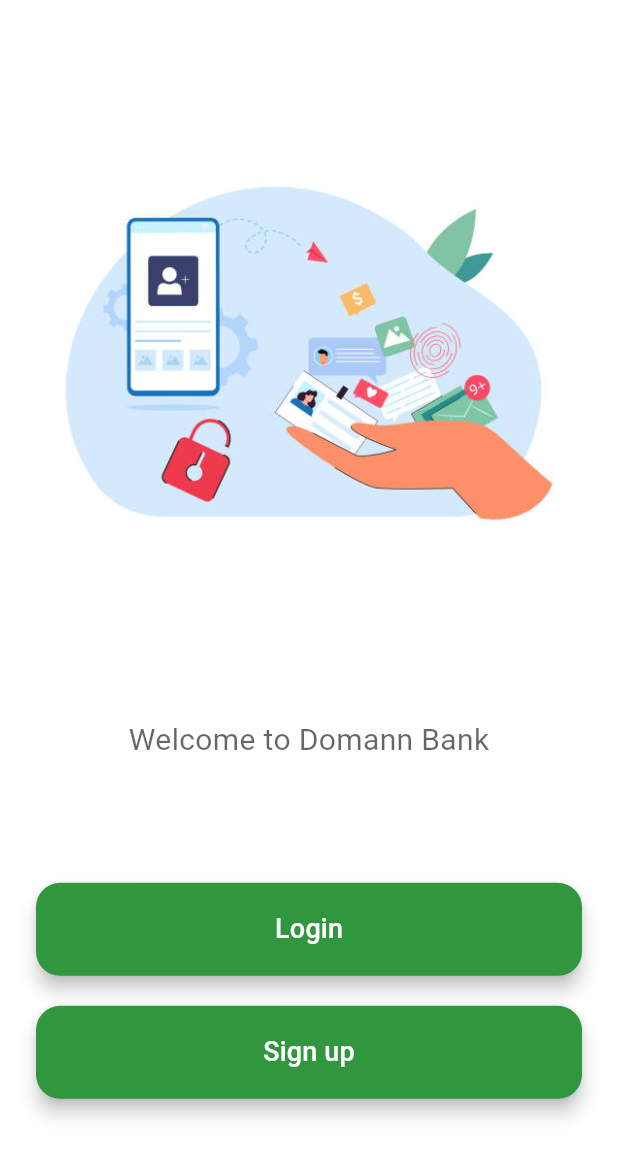
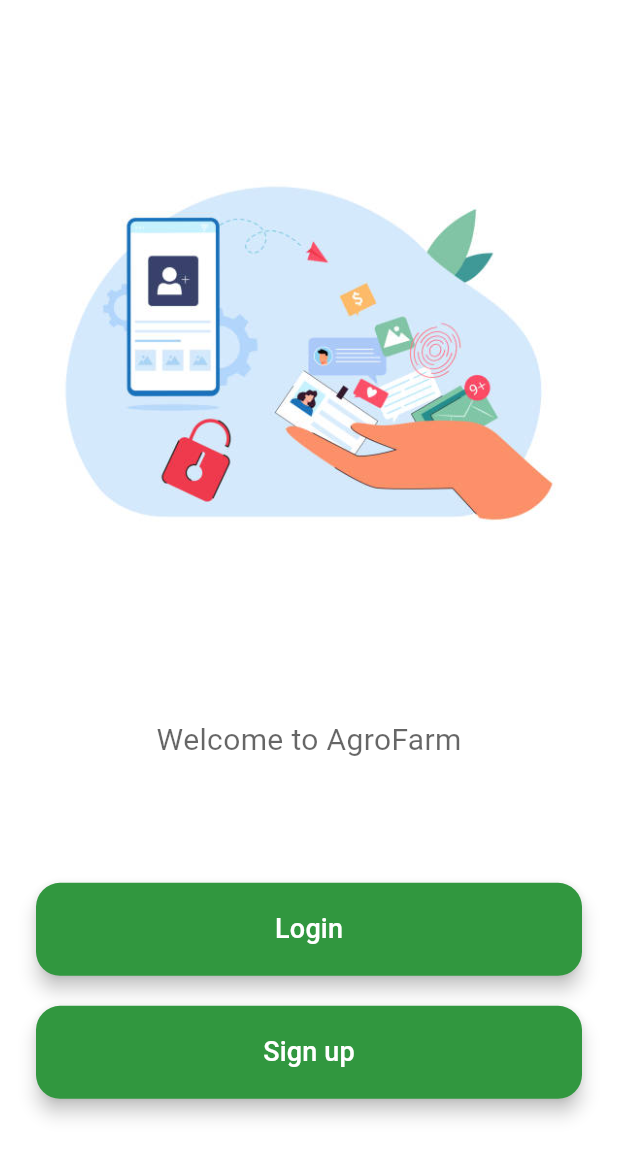
Before and after one commit to Dorcaslas22/theming, a Flutter app: the screen it shows after launch, on a phone screen of 412 x 824 dp. Shown: the top 1158 px of the screen. Run offline on Flutter 3.47's test engine with Material 3 defaults, Android fonts, the phone set to English and light mode, and no system bars.

Commit message:
Changed name to AgroFarm

```diff
--- a/lib/screens/signup_screen.dart
+++ b/lib/screens/signup_screen.dart
@@ -64,7 +64,7 @@ class SignupScreen extends StatelessWidget {
                       ),
                     );
                   },
-                  child: const Text('Already have an account?Login'),
+                      child: const Text('Already have an account?Login'),
                 ),
                             ],
                           ),
--- a/lib/screens/welcome_screen.dart
+++ b/lib/screens/welcome_screen.dart
@@ -24,7 +24,7 @@ class WelcomeScreen extends StatelessWidget {
             flex: 1,
             child: Container(
               padding: const EdgeInsets.all(8.0),
-              child: Text('Welcome to Domann Bank',
+              child: Text('Welcome to AgroFarm',
                style: TextStyle(
                  fontSize: 20,
                  fontWeight: FontWeight.normal,
```
